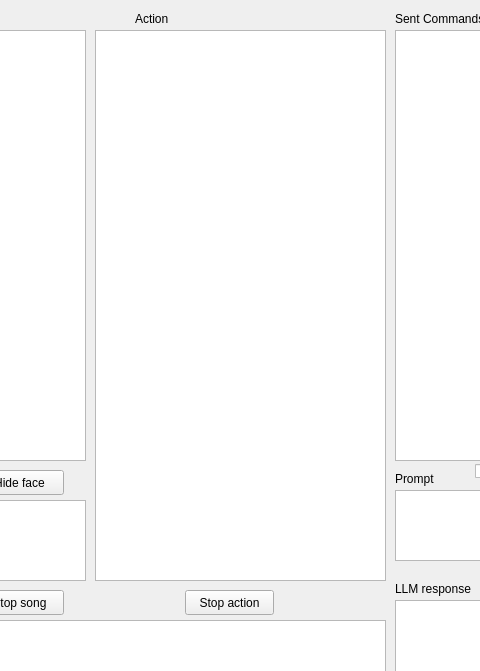
yangchihyuan/RobotNurseHelper, file Server/Zenbo/mainwindow.ui: the form before one commit; both pictures show x 375 to 855 and y 0 to 671 of the 1126 by 857 pixel window.
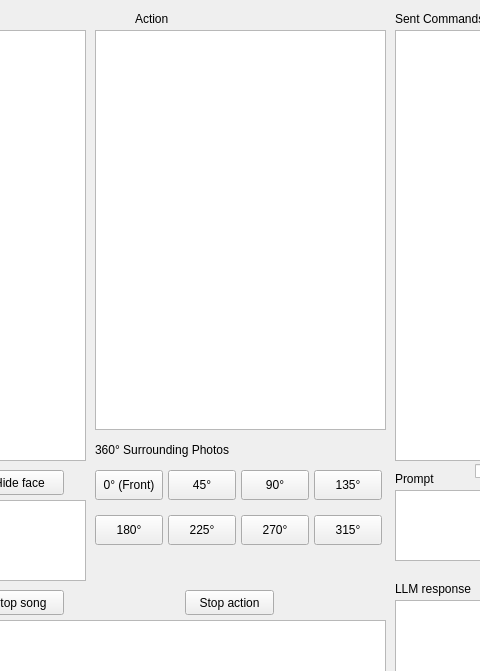
The form after the commit.

Commit message: Create the 8 buttons to take reference images

```diff
--- a/Server/Zenbo/mainwindow.ui
+++ b/Server/Zenbo/mainwindow.ui
@@ -508,16 +508,133 @@
      <string>Face</string>
     </property>
    </widget>
-   <widget class="QListView" name="listView_PredefinedAction">
-    <property name="geometry">
-     <rect>
-      <x>470</x>
-      <y>30</y>
-      <width>291</width>
-      <height>551</height>
-     </rect>
-    </property>
-   </widget>
+    <widget class="QListView" name="listView_PredefinedAction">
+     <property name="geometry">
+      <rect>
+       <x>470</x>
+       <y>30</y>
+       <width>291</width>
+       <height>400</height>
+      </rect>
+     </property>
+    </widget>
+    <widget class="QLabel" name="label_photo_title">
+     <property name="geometry">
+      <rect>
+       <x>470</x>
+       <y>440</y>
+       <width>291</width>
+       <height>20</height>
+      </rect>
+     </property>
+     <property name="text">
+      <string>360° Surrounding Photos</string>
+     </property>
+    </widget>
+    <widget class="QPushButton" name="pushButton_photo_0">
+      <property name="geometry">
+       <rect>
+        <x>470</x>
+        <y>470</y>
+        <width>68</width>
+        <height>30</height>
+       </rect>
+      </property>
+      <property name="text">
+       <string>0° (Front)</string>
+      </property>
+     </widget>
+     <widget class="QPushButton" name="pushButton_photo_45">
+      <property name="geometry">
+       <rect>
+        <x>543</x>
+        <y>470</y>
+        <width>68</width>
+        <height>30</height>
+       </rect>
+      </property>
+      <property name="text">
+       <string>45°</string>
+      </property>
+     </widget>
+     <widget class="QPushButton" name="pushButton_photo_90">
+      <property name="geometry">
+       <rect>
+        <x>616</x>
+        <y>470</y>
+        <width>68</width>
+        <height>30</height>
+       </rect>
+      </property>
+      <property name="text">
+       <string>90°</string>
+      </property>
+     </widget>
+     <widget class="QPushButton" name="pushButton_photo_135">
+      <property name="geometry">
+       <rect>
+        <x>689</x>
+        <y>470</y>
+        <width>68</width>
+        <height>30</height>
+       </rect>
+      </property>
+      <property name="text">
+       <string>135°</string>
+      </property>
+     </widget>
+     <widget class="QPushButton" name="pushButton_photo_180">
+      <property name="geometry">
+       <rect>
+        <x>470</x>
+        <y>515</y>
+        <width>68</width>
+        <height>30</height>
+       </rect>
+      </property>
+      <property name="text">
+       <string>180°</string>
+      </property>
+     </widget>
+     <widget class="QPushButton" name="pushButton_photo_225">
+      <property name="geometry">
+       <rect>
+        <x>543</x>
+        <y>515</y>
+        <width>68</width>
+        <height>30</height>
+       </rect>
+      </property>
+      <property name="text">
+       <string>225°</string>
+      </property>
+     </widget>
+     <widget class="QPushButton" name="pushButton_photo_270">
+      <property name="geometry">
+       <rect>
+        <x>616</x>
+        <y>515</y>
+        <width>68</width>
+        <height>30</height>
+       </rect>
+      </property>
+      <property name="text">
+       <string>270°</string>
+      </property>
+     </widget>
+     <widget class="QPushButton" name="pushButton_photo_315">
+      <property name="geometry">
+       <rect>
+        <x>689</x>
+        <y>515</y>
+        <width>68</width>
+        <height>30</height>
+       </rect>
+      </property>
+      <property name="text">
+       <string>315°</string>
+      </property>
+     </widget>
    <widget class="QLabel" name="label_22">
     <property name="geometry">
      <rect>
```
Left out of the diff: 16 changed lines with no effect on the pictures. The commit also changes 24 other files.
